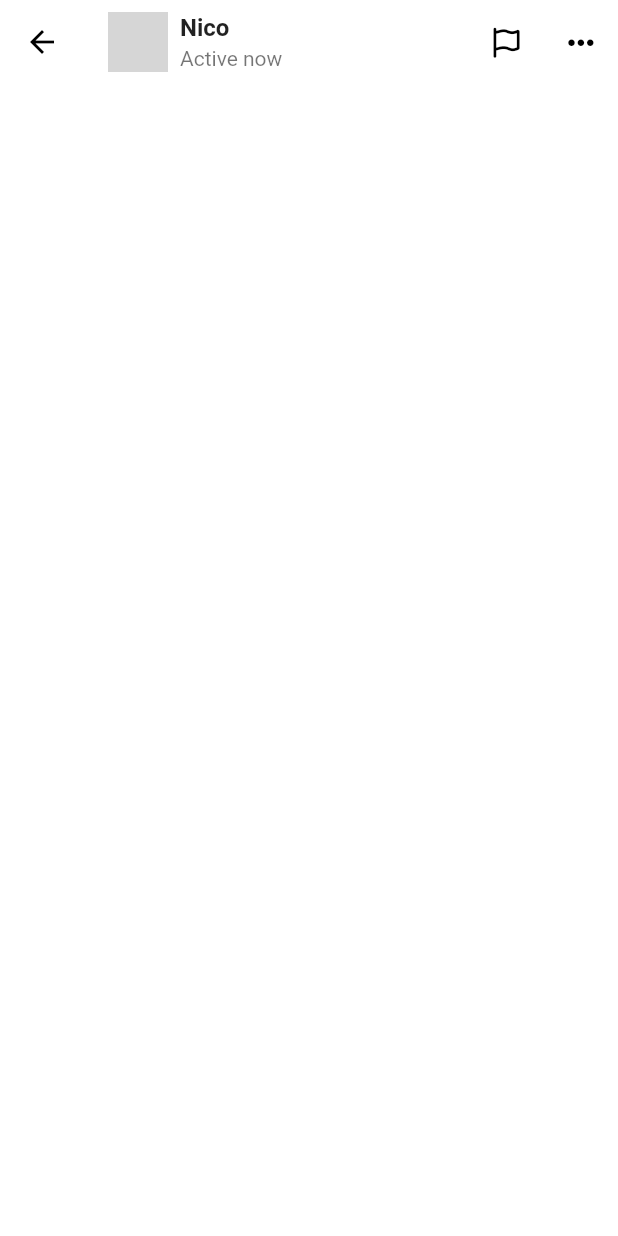
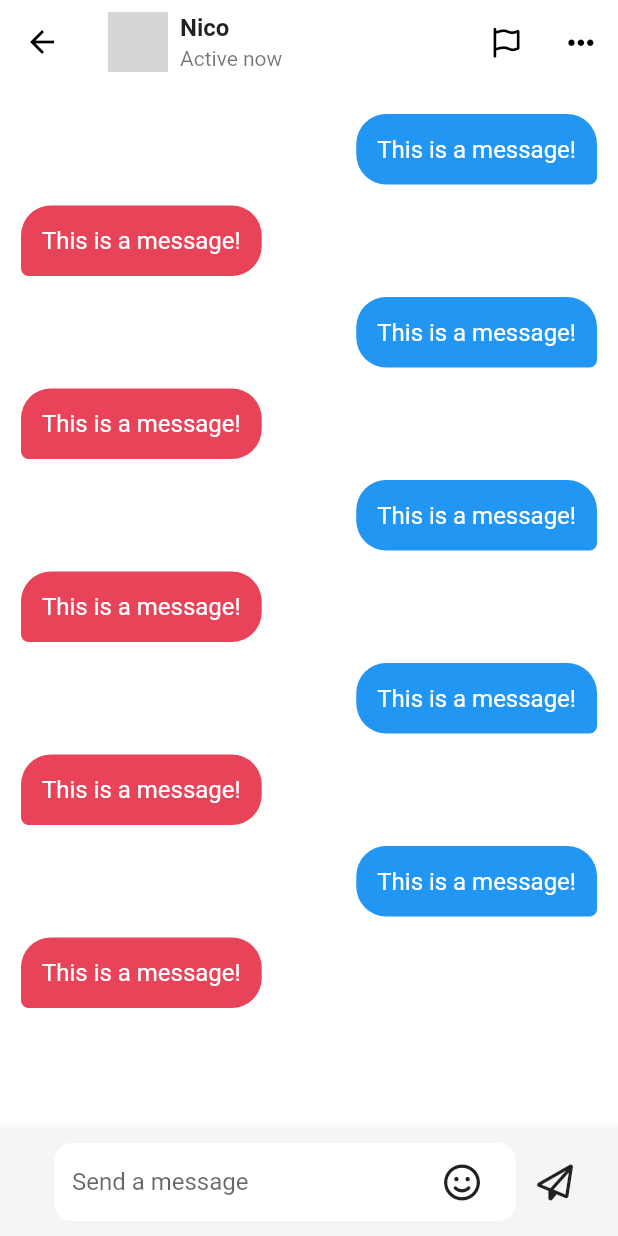
Before and after one commit to KyeongweonPark/tiktok_clone, a Flutter app: the ChatDetailScreen screen opened directly, on a phone screen of 412 x 824 dp. Run offline on Flutter 3.47's test engine with Material 2 defaults, Android fonts, the phone set to English and light mode, and no system bars; our stand-ins replace font_awesome_flutter, video_player, visibility_detector; network calls fail; grey boxes are pictures that could not be loaded.

Commit message:
11 chats

```diff
--- a/lib/inbox/chat_detail_screen.dart
+++ b/lib/inbox/chat_detail_screen.dart
@@ -11,6 +11,11 @@ class ChatDetailScreen extends StatefulWidget {
 }
 
 class _ChatDetailScreenState extends State<ChatDetailScreen> {
+  void _stopWriting() {
+    FocusScope.of(context).unfocus();
+    setState(() {});
+  }
+
   @override
   Widget build(BuildContext context) {
     return Scaffold(
@@ -72,6 +77,119 @@ class _ChatDetailScreenState extends State<ChatDetailScreen> {
           ),
         ),
       ),
+      body: Stack(
+        children: [
+          ListView.separated(
+            padding: const EdgeInsets.symmetric(
+              vertical: Sizes.size20,
+              horizontal: Sizes.size14,
+            ),
+            itemBuilder: (context, index) {
+              final isMine = index % 2 == 0;
+              return Row(
+                mainAxisSize: MainAxisSize.min,
+                mainAxisAlignment:
+                    isMine ? MainAxisAlignment.end : MainAxisAlignment.start,
+                children: [
+                  Container(
+                    padding: const EdgeInsets.all(Sizes.size14),
+                    decoration: BoxDecoration(
+                      borderRadius: BorderRadius.only(
+                        topLeft: const Radius.circular(
+                          Sizes.size20,
+                        ),
+                        topRight: const Radius.circular(
+                          Sizes.size20,
+                        ),
+                        bottomLeft: isMine
+                            ? const Radius.circular(Sizes.size20)
+                            : const Radius.circular(Sizes.size5),
+                        bottomRight: isMine
+                            ? const Radius.circular(Sizes.size5)
+                            : const Radius.circular(Sizes.size20),
+                      ),
+                      color:
+                          isMine ? Colors.blue : Theme.of(context).primaryColor,
+                    ),
+                    child: const Text(
+                      "This is a message!",
+                      style: TextStyle(
+                        color: Colors.white,
+                        fontSize: Sizes.size16,
+                      ),
+                    ),
+                  ),
+                ],
+              );
+            },
+            separatorBuilder: (context, index) => Gaps.v14,
+            itemCount: 10,
+          ),
+          Positioned(
+            bottom: 0,
+            width: MediaQuery.of(context).size.width,
+            child: BottomAppBar(
+              color: Colors.grey.shade100,
+              child: Padding(
+                padding: const EdgeInsets.symmetric(
+                  horizontal: Sizes.size16,
+                  vertical: Sizes.size10,
+                ),
+                child: Row(
+                  children: [
+                    Gaps.h20,
+                    Expanded(
+                        child: SizedBox(
+                      height: Sizes.size52,
+                      child: TextField(
+                        expands: true,
+                        minLines: null,
+                        maxLines: null,
+                        textInputAction: TextInputAction.send,
+                        cursorColor: Theme.of(context).primaryColor,
+                        decoration: InputDecoration(
+                          hintText: "Send a message",
+                          border: OutlineInputBorder(
+                            borderRadius: BorderRadius.circular(Sizes.size12),
+                            borderSide: BorderSide.none,
+                          ),
+                          filled: true,
+                          fillColor: Colors.white,
+                          contentPadding: const EdgeInsets.symmetric(
+                            horizontal: Sizes.size12,
+                          ),
+                          suffixIcon: Padding(
+                            padding: const EdgeInsets.only(
+                              right: Sizes.size5,
+                            ),
+                            child: Row(
+                              mainAxisSize: MainAxisSize.min,
+                              children: [
+                                FaIcon(FontAwesomeIcons.faceSmile,
+                                    color: Colors.grey.shade900),
+                              ],
+                            ),
+                          ),
+                        ),
+                      ),
+                    )),
+                    GestureDetector(
+                      onTap: _stopWriting,
+                      child: Container(
+                        padding: const EdgeInsets.only(
+                          right: Sizes.size14,
+                          left: Sizes.size14,
+                        ),
+                        child: const FaIcon(FontAwesomeIcons.paperPlane),
+                      ),
+                    )
+                  ],
+                ),
+              ),
+            ),
+          )
+        ],
+      ),
     );
   }
 }
```
